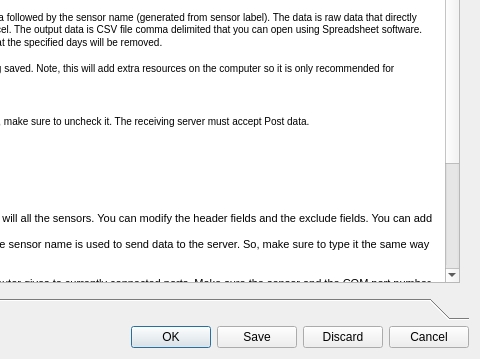
This is ui/sensorsbridge.ui in lhathcock/sensors_bridge as Qt 5 draws it before an edit; both pictures show x 481 to 961 and y 274 to 633 of the 961 by 633 pixel window. The edited form follows.
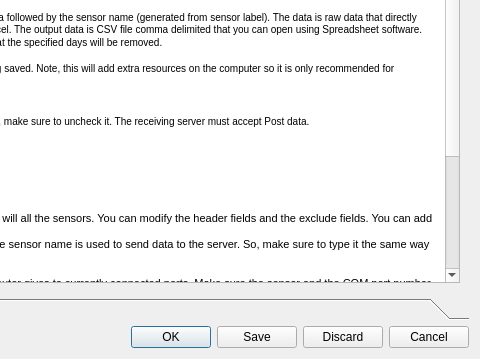
This is the edited form. The open tabs and pages were chosen to show the change.

Patch:
```diff
--- a/ui/sensorsbridge.ui
+++ b/ui/sensorsbridge.ui
@@ -346,6 +346,14 @@
       </layout>
      </widget>
      <widget class="QWidget" name="help">
+      <property name="geometry">
+       <rect>
+        <x>0</x>
+        <y>0</y>
+        <width>939</width>
+        <height>421</height>
+       </rect>
+      </property>
       <attribute name="label">
        <string>Help</string>
       </attribute>
@@ -388,8 +396,9 @@
 &lt;p style=&quot; margin-top:0px; margin-bottom:0px; margin-left:0px; margin-right:0px; -qt-block-indent:0; text-indent:0px;&quot;&gt;&lt;span style=&quot; font-size:11pt; font-weight:600;&quot;&gt;Log&lt;/span&gt;&lt;/p&gt;
 &lt;p style=&quot; margin-top:0px; margin-bottom:0px; margin-left:0px; margin-right:0px; -qt-block-indent:0; text-indent:0px;&quot;&gt;&lt;span style=&quot; font-size:8pt;&quot;&gt;This is the tab that shows the system messages and data on realtime bases when you start capturing data. Each sensor has its on Log tab. &lt;/span&gt;&lt;/p&gt;
 &lt;p style=&quot;-qt-paragraph-type:empty; margin-top:0px; margin-bottom:0px; margin-left:0px; margin-right:0px; -qt-block-indent:0; text-indent:0px; font-size:8pt;&quot;&gt;&lt;br /&gt;&lt;/p&gt;
-&lt;p style=&quot; margin-top:0px; margin-bottom:0px; margin-left:0px; margin-right:0px; -qt-block-indent:0; text-indent:0px;&quot;&gt;&lt;span style=&quot; font-size:12pt; font-weight:600;&quot;&gt;Support&lt;/span&gt;&lt;/p&gt;
-&lt;p style=&quot; margin-top:0px; margin-bottom:0px; margin-left:0px; margin-right:0px; -qt-block-indent:0; text-indent:0px;&quot;&gt;&lt;span style=&quot; font-size:8pt;&quot;&gt;Contact us at &lt;/span&gt;&lt;a href=&quot;mailto:wtb175@msstate.edu&quot;&gt;&lt;span style=&quot; font-size:8pt; text-decoration: underline; color:#0000ff;&quot;&gt;wtb175@msstate.edu&lt;/span&gt;&lt;/a&gt;&lt;span style=&quot; font-size:8pt;&quot;&gt; for support. &lt;/span&gt;&lt;/p&gt;&lt;/body&gt;&lt;/html&gt;</string>
+&lt;p style=&quot; margin-top:0px; margin-bottom:0px; margin-left:0px; margin-right:0px; -qt-block-indent:0; text-indent:0px;&quot;&gt;&lt;span style=&quot; font-size:12pt; font-weight:600;&quot;&gt;Support and Bug Report&lt;/span&gt;&lt;/p&gt;
+&lt;p style=&quot; margin-top:0px; margin-bottom:0px; margin-left:0px; margin-right:0px; -qt-block-indent:0; text-indent:0px;&quot;&gt;&lt;span style=&quot; font-size:8pt;&quot;&gt;Contact us at &lt;/span&gt;&lt;a href=&quot;mailto:wtb175@msstate.edu&quot;&gt;&lt;span style=&quot; font-size:8pt; text-decoration: underline; color:#0000ff;&quot;&gt;wtb175@msstate.edu&lt;/span&gt;&lt;/a&gt;&lt;span style=&quot; font-size:8pt;&quot;&gt; for support. &lt;/span&gt;&lt;/p&gt;
+&lt;p style=&quot; margin-top:0px; margin-bottom:0px; margin-left:0px; margin-right:0px; -qt-block-indent:0; text-indent:0px;&quot;&gt;&lt;span style=&quot; font-size:8pt;&quot;&gt;Create an issue on our &lt;/span&gt;&lt;a href=&quot;https://github.com/wondie/sensors_bridge&quot;&gt;&lt;span style=&quot; font-size:8pt; text-decoration: underline; color:#0000ff;&quot;&gt;GitHub Repository&lt;/span&gt;&lt;/a&gt;&lt;span style=&quot; font-size:8pt;&quot;&gt;.&lt;/span&gt;&lt;/p&gt;&lt;/body&gt;&lt;/html&gt;</string>
          </property>
         </widget>
        </item>
```
Left out of the diff: 13 changed lines with no effect on the pictures.
